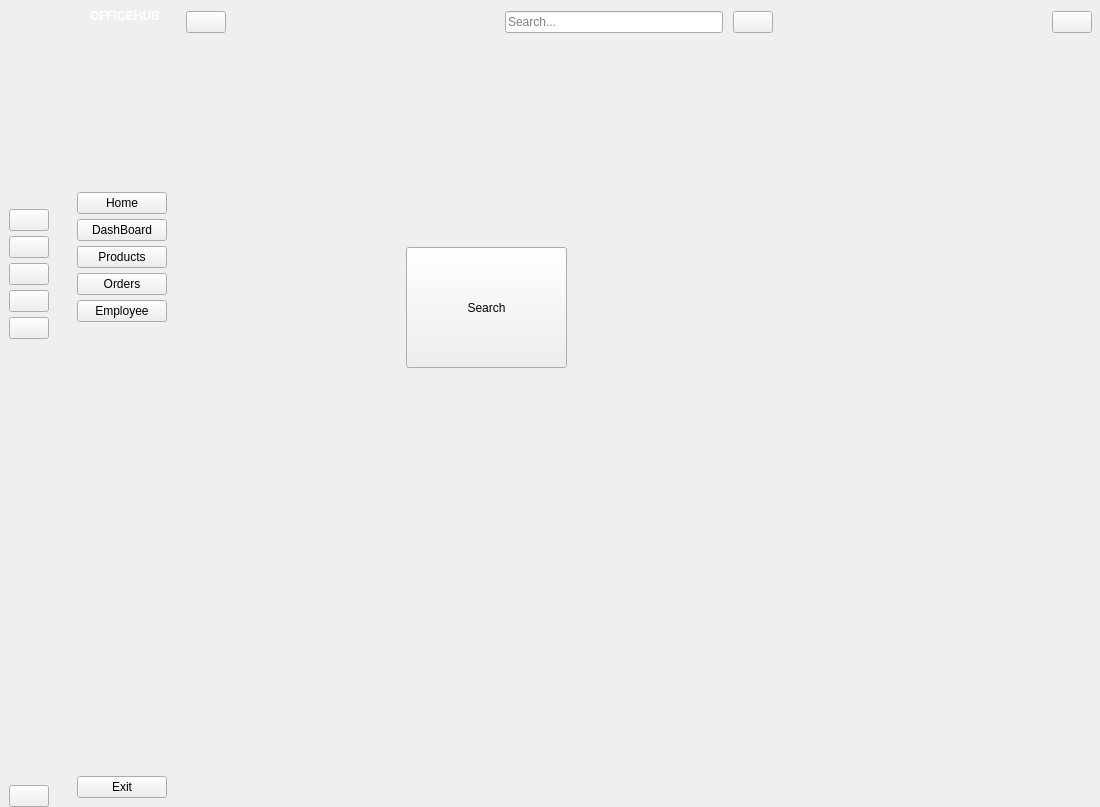
Ryhtruly/Stationery-Officehub, file new_dashboard.ui: the form before one commit.
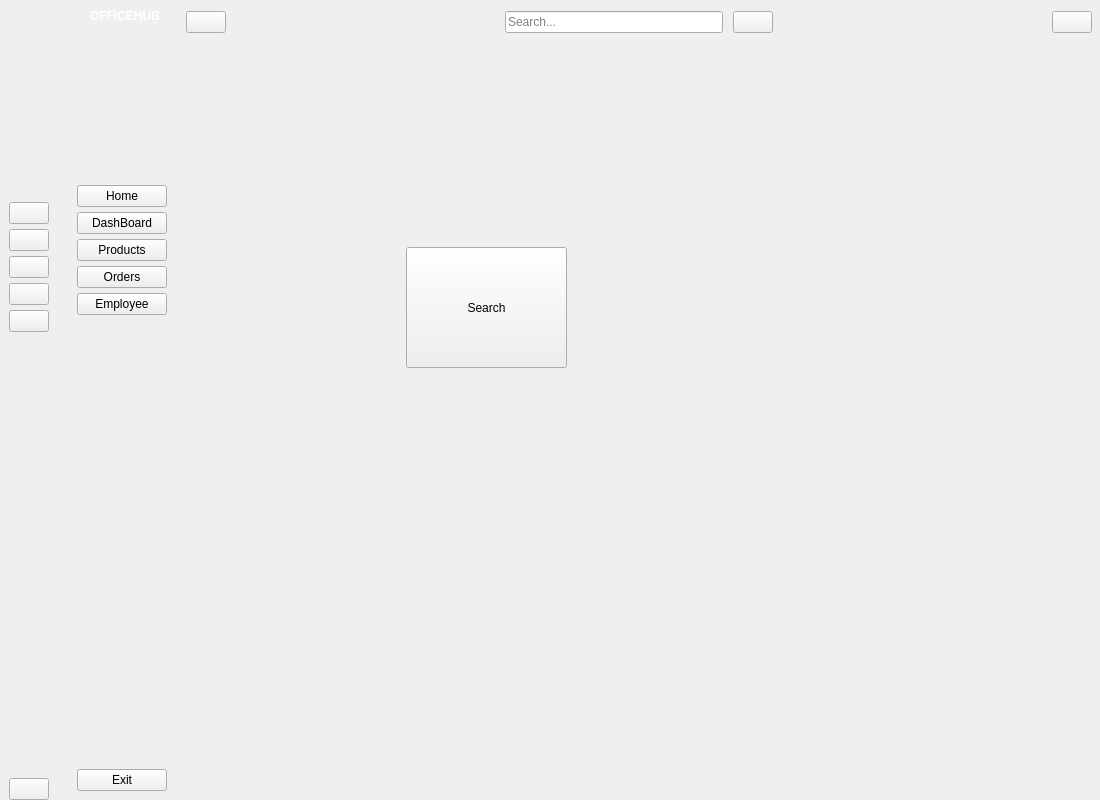
The form after the commit. The open tabs and pages were chosen to show the change. Icons and pictures are not drawn.

The edit to the form file:
```diff
--- a/new_dashboard.ui
+++ b/new_dashboard.ui
@@ -7,7 +7,7 @@
     <x>0</x>
     <y>0</y>
     <width>1100</width>
-    <height>807</height>
+    <height>800</height>
    </rect>
   </property>
   <property name="windowTitle">
```
Left out of the diff: 2 changed lines with no effect on the pictures.
